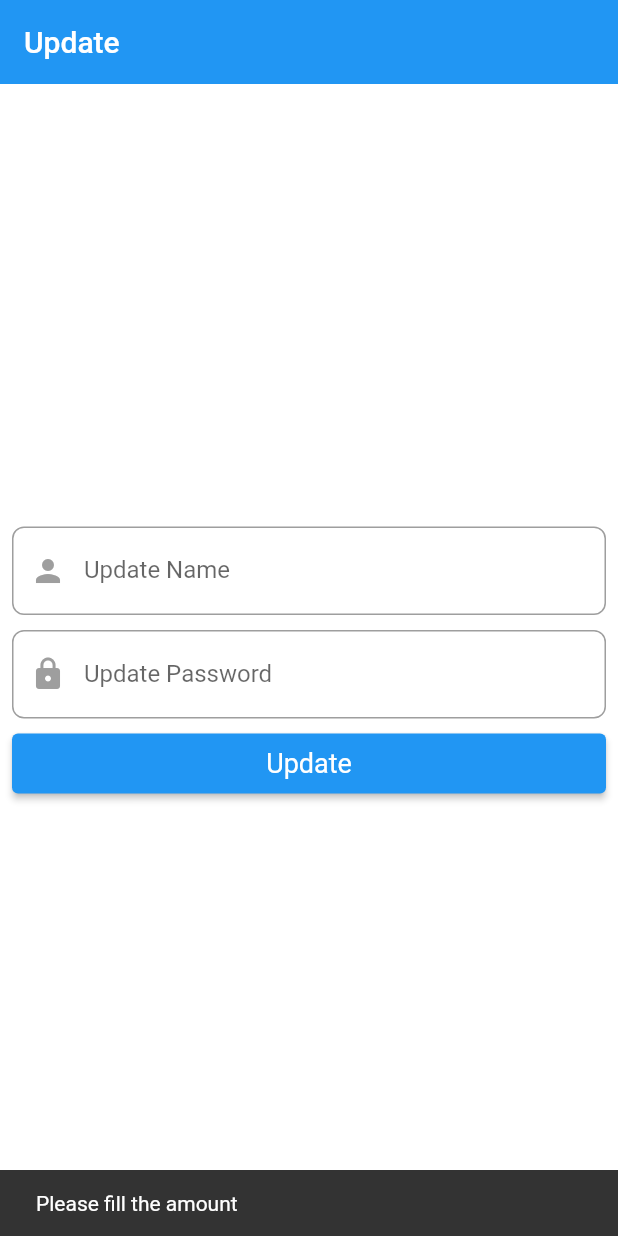
After one commit to SynthiaAtieno/interview_ui, a Flutter app: the UpdateProfile screen opened directly, after a tap on "Update", on a phone screen of 412 x 824 dp. The commit adds this screen. Run offline on Flutter 3.47's test engine with Material 2 defaults, Android fonts, the phone set to English and light mode, and no system bars; our stand-ins replace jwt_decoder, shared_preferences; accounts and stored records are empty.

Commit message:
users are now able to update there name and passwords

```diff
--- a/lib/screen/auth/login.dart
+++ b/lib/screen/auth/login.dart
@@ -68,9 +68,11 @@ class _LoginState extends State<Login> {
           if (body['code'] == 200) {
             var token = body['token'];
             var uid = body['user']['id'];
+            var email = body['user']['email'];
             var name = body['user']['name'];
             prefs.setString('token', token);
             prefs.setString('name', name);
+            prefs.setString('email', email);
             prefs.setInt("id", uid);
             Routes.instance.pushAndRemoveUtil(
                 widget: HomePage(
--- a/lib/screen/homepage.dart
+++ b/lib/screen/homepage.dart
@@ -4,6 +4,7 @@ import 'package:interview/data/menu_items.dart';
 import 'package:interview/model/menuItem.dart';
 import 'package:interview/screen/auth/login.dart';
 import 'package:interview/screen/deposit.dart';
+import 'package:interview/screen/update_user.dart';
 import 'package:interview/screen/withdraw.dart';
 import 'package:jwt_decoder/jwt_decoder.dart';
 import 'package:shared_preferences/shared_preferences.dart';
@@ -170,6 +171,12 @@ class _HomePageState extends State<HomePage> {
     switch (item) {
       case MenuItems.itemSignOut:
         showAlertDialog(context);
+        break;
+      case MenuItems.itemEditProfile:
+        Routes.instance
+            .push(widget: const UpdateProfile(), context: context);
+        break;
+
     }
   }
 
--- /dev/null
+++ b/lib/screen/update_user.dart
@@ -0,0 +1,136 @@
+import 'dart:convert';
+
+import 'package:flutter/material.dart';
+import 'package:interview/widget/elevated_button.dart';
+import 'package:interview/widget/textfield.dart';
+import 'package:shared_preferences/shared_preferences.dart';
+import 'package:http/http.dart' as http;
+import '../constants/constatnts.dart';
+
+class UpdateProfile extends StatefulWidget {
+  const UpdateProfile({super.key});
+
+  @override
+  State<UpdateProfile> createState() => _UpdateProfileState();
+
+
+}
+
+class _UpdateProfileState extends State<UpdateProfile> {
+  TextEditingController emailC = TextEditingController();
+
+  TextEditingController passwordC = TextEditingController();
+
+  TextEditingController nameC = TextEditingController();
+
+  late String email;
+  late SharedPreferences preferences;
+
+
+  void initSharedPref() async {
+    preferences = await SharedPreferences.getInstance();
+    setState(() {
+      email = preferences.getString('email')!;
+    });
+  }
+
+  @override
+  void initState() {
+    initSharedPref();
+    super.initState();
+  }
+
+  Future<Map<String, dynamic>?> update() async {
+    try {
+      if (nameC.text.trim() != "" && passwordC.text.trim() !="") {
+        Map<String, dynamic> data = {
+          "email":email,
+          "name": nameC.text.trim(),
+          "password": passwordC.text.trim()
+        };
+        print(data);
+        var response = await http.post(
+            Uri.parse("${Constants.base_url}users/update"),
+            headers: {
+              'Content-Type': 'application/json',
+              'Accept': 'application/json',
+              'Authorization': 'Bearer ${preferences.getString('token')!}'
+            },
+            body: json.encode(data));
+        var body = jsonDecode(response.body);
+
+        if (body['code'] == 200) {
+          final snackBar = SnackBar(content: Text(body['message']));
+          ScaffoldMessenger.of(context)
+            ..removeCurrentSnackBar()
+            ..showSnackBar(snackBar);
+          setState(() {
+            nameC.clear();
+            passwordC.clear();
+          });
+        } else {
+          setState(() {
+            //isLoading = false;
+          });
+          final snackBar = SnackBar(content: Text(body['message']));
+          ScaffoldMessenger.of(context)
+            ..removeCurrentSnackBar()
+            ..showSnackBar(snackBar);
+        }
+        return body;
+      } else {
+        const snackBar = SnackBar(content: Text("Please fill the amount"));
+        ScaffoldMessenger.of(context)
+          ..removeCurrentSnackBar()
+          ..showSnackBar(snackBar);
+      }
+    } catch (e) {
+      final snackBar = SnackBar(content: Text(e.toString()));
+      ScaffoldMessenger.of(context)
+        ..removeCurrentSnackBar()
+        ..showSnackBar(snackBar);
+    }
+
+    return null;
+  }
+  @override
+  Widget build(BuildContext context) {
+    return Scaffold(
+      appBar: AppBar(
+        title: const Text("Update"),
+        elevation: 0,
+      ),
+      body: Center(
+        child: Padding(
+          padding: const EdgeInsets.all(8.0),
+          child: Column(
+            mainAxisAlignment: MainAxisAlignment.center,
+            children: [
+              TextFields(
+                  hintText: "Name",
+                  iconData: Icons.person,
+                  label: "Update Name",
+                  controller: nameC,
+                  obsecure: false,
+                  keyboardType: TextInputType.name),
+              const SizedBox(height: 10,),
+              TextFields(
+                  hintText: "Password",
+                  iconData: Icons.lock,
+                  label: "Update Password",
+                  controller: passwordC,
+                  obsecure: false,
+                  keyboardType: TextInputType.visiblePassword),
+              const SizedBox(height: 10,),
+              PrimaryButton(
+                  onPressed: (){
+                    update();
+                  },
+                  title: "Update")
+            ],
+          ),
+        ),
+      ),
+    );
+  }
+}
```
